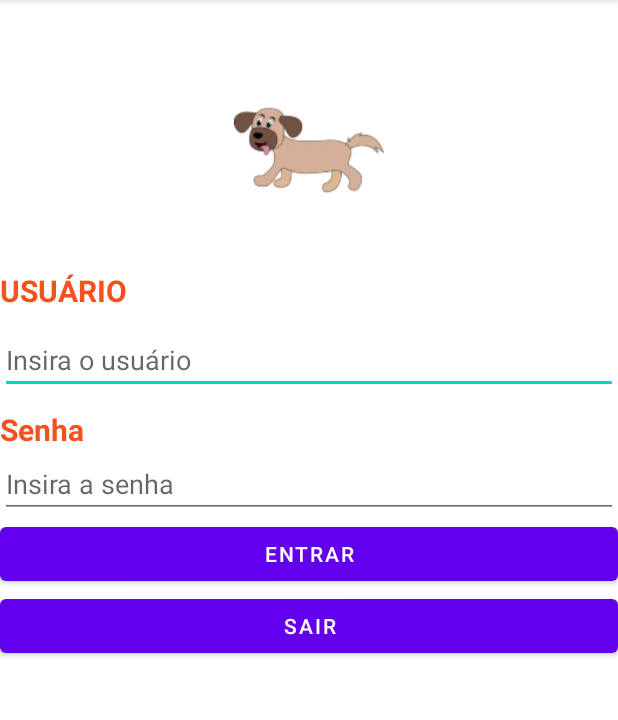
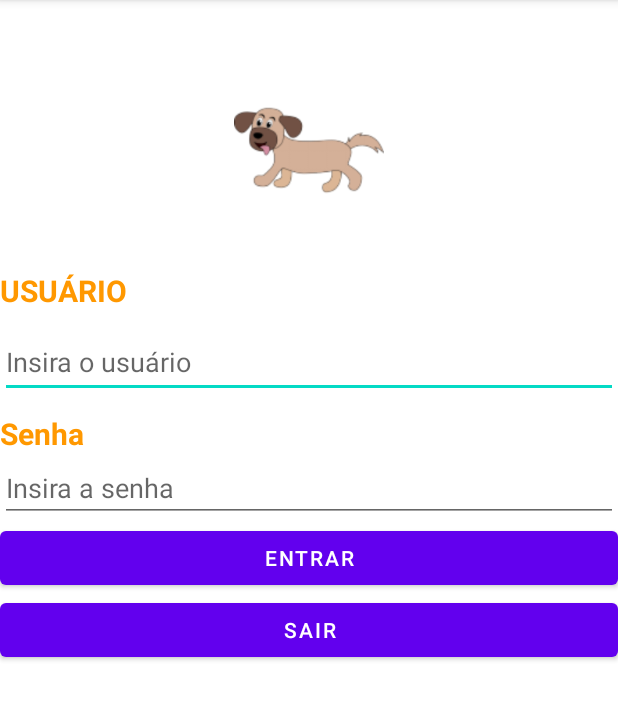
Before and after one commit to lndsilva/PetsLove, an Android app: the screen it shows after launch (MainActivity), on a phone screen of 412 x 824 dp, the part 84-804 px from its top. Run offline under Robolectric (Android 15) with nearby library versions, the phone set to English and light mode, and no system bars.

```diff
--- a/app/src/main/AndroidManifest.xml
+++ b/app/src/main/AndroidManifest.xml
@@ -10,6 +10,9 @@
         android:supportsRtl="true"
         android:theme="@style/Theme.PetsLove">
         <activity
+            android:name=".SplashActivity"
+            android:exported="false" />
+        <activity
             android:name=".MainActivity"
             android:exported="true">
             <intent-filter>
--- a/app/src/main/res/layout/activity_main.xml
+++ b/app/src/main/res/layout/activity_main.xml
@@ -18,9 +18,9 @@
         android:layout_width="wrap_content"
         android:layout_height="wrap_content"
         android:layout_marginTop="30sp"
-        android:text="Usuário"
+        android:text="@string/usu_rio"
         android:textAllCaps="true"
-        android:textColor="#F4511E"
+        android:textColor="@color/corTitulo"
         android:textSize="20sp"
         android:textStyle="bold" />
 
@@ -28,35 +28,37 @@
         android:layout_width="match_parent"
         android:layout_height="wrap_content"
         android:layout_marginTop="10dp"
-        android:hint="Insira o usuário"
+        android:hint="@string/insira_o_usu_rio"
         android:inputType="textEmailAddress"
-        android:maxLength="100" />
+        android:maxLength="100"
+        android:minHeight="48dp" />
 
     <TextView
         android:layout_width="match_parent"
         android:layout_height="wrap_content"
         android:layout_marginTop="10sp"
-        android:text="Senha"
-        android:textColor="#F4511E"
+        android:text="@string/senha"
+        android:textColor="@color/corTitulo"
         android:textSize="20sp"
         android:textStyle="bold" />
 
     <EditText
         android:layout_width="match_parent"
         android:layout_height="wrap_content"
-        android:hint="Insira a senha"
+        android:hint="@string/insira_a_senha"
         android:inputType="textPassword"
-        android:maxLength="100" />
+        android:maxLength="100"
+        tools:ignore="TouchTargetSizeCheck" />
 
     <Button
         android:layout_width="match_parent"
         android:layout_height="wrap_content"
-        android:text="Entrar" />
+        android:text="@string/entrar" />
 
     <Button
         android:layout_width="match_parent"
         android:layout_height="wrap_content"
-        android:text="Sair" />
+        android:text="@string/sair" />
 
 
 </LinearLayout>
--- a/app/src/main/res/values/colors.xml
+++ b/app/src/main/res/values/colors.xml
@@ -7,4 +7,7 @@
     <color name="teal_700">#FF018786</color>
     <color name="black">#FF000000</color>
     <color name="white">#FFFFFFFF</color>
+
+
+    <color name="corTitulo">#FF9800</color>
 </resources>
--- a/app/src/main/res/values/strings.xml
+++ b/app/src/main/res/values/strings.xml
@@ -1,3 +1,9 @@
 <resources>
     <string name="app_name">PetsLove</string>
+    <string name="usu_rio">Usuário</string>
+    <string name="insira_o_usu_rio">Insira o usuário</string>
+    <string name="senha">Senha</string>
+    <string name="insira_a_senha">Insira a senha</string>
+    <string name="entrar">Entrar</string>
+    <string name="sair">Sair</string>
 </resources>
```
Also changed, not shown: app/src/main/java/br/com/etecia/petslove/SplashActivity.java (added, +16 -0 lines), app/src/main/res/layout/splash_layout.xml (added, +49 -0 lines).
